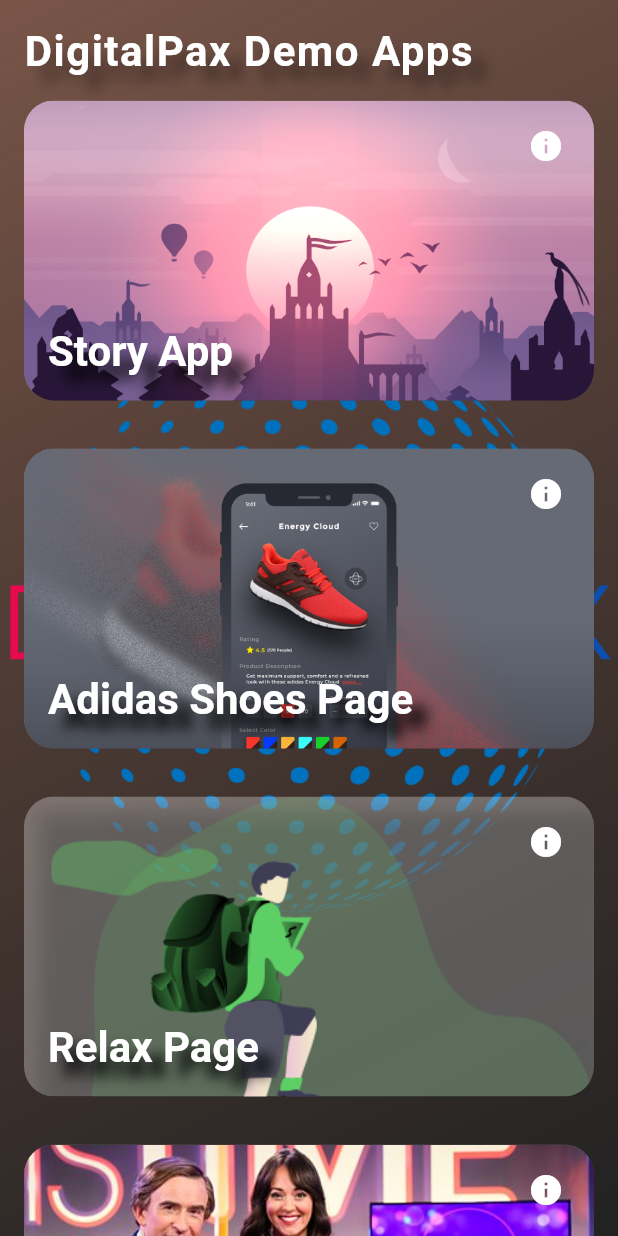
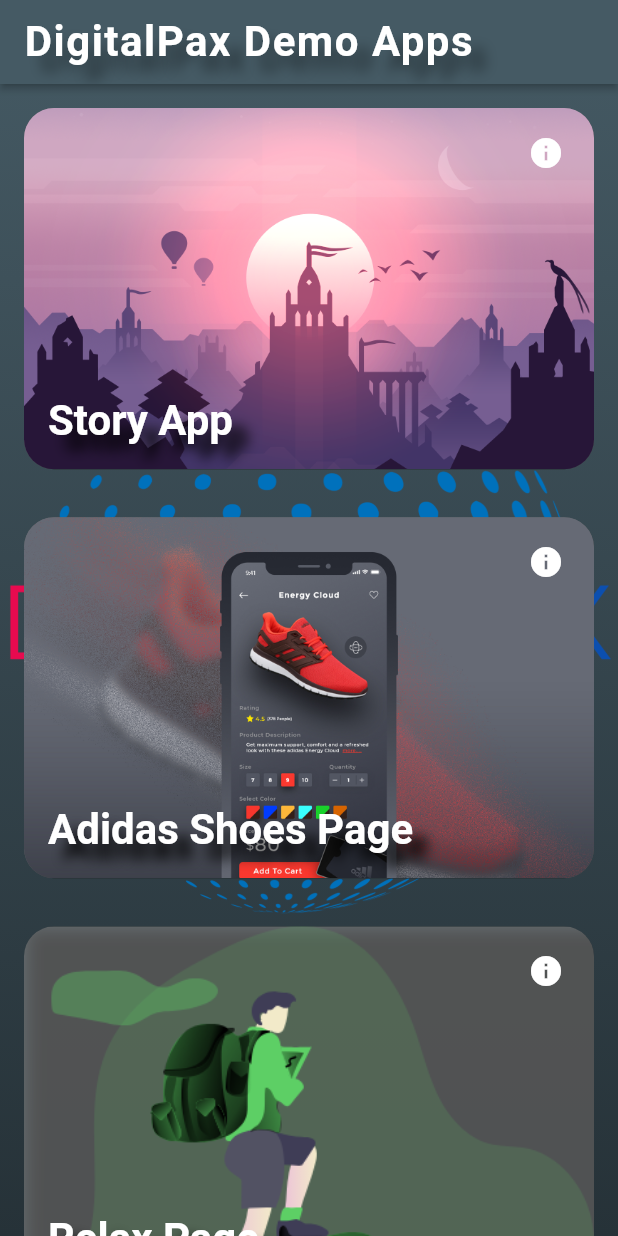
Before and after one commit to kazbeksultanov/flutter_ui_pages, a Flutter app: the screen it shows after launch, on a phone screen of 412 x 824 dp. Run offline on Flutter 3.47's test engine with Material 2 defaults, Android fonts, the phone set to English and light mode, and no system bars; missing offline and left inert: gradient_text.

Commit message:
Main page design changed

```diff
--- a/lib/main.dart
+++ b/lib/main.dart
@@ -62,23 +62,24 @@
       children: <Widget>[
         Container(
           decoration: BoxDecoration(
-            image: DecorationImage(image: AssetImage('assets/digital_pax_logo.png')),
+            image: DecorationImage(
+              image: AssetImage('assets/digital_pax_logo.png'),
+              fit: BoxFit.contain,
+            ),
             gradient: LinearGradient(
-              tileMode: TileMode.repeated,
-              begin: Alignment.topLeft,
-              end: Alignment.bottomRight,
-              colors: [Colors.brown, Colors.black87],
+              tileMode: TileMode.mirror,
+              begin: Alignment.topCenter,
+              end: Alignment.bottomCenter,
+              colors: [Colors.blueGrey[700], Colors.blueGrey[900]],
             ),
           ),
         ),
         Scaffold(
           backgroundColor: Colors.transparent,
-          body: ListView(
-            physics: BouncingScrollPhysics(),
-            children: <Widget>[
-              Container(
-                padding: EdgeInsets.only(left: 16.0, top: 18.0),
-                child: Text(
+          appBar: AppBar(
+            elevation: 2.0,
+            backgroundColor: Colors.blueGrey[700],
+            title: Text(
               'DigitalPax Demo Apps',
               style: TextStyle(
                 color: Colors.white,
@@ -95,13 +96,16 @@
               ),
             ),
           ),
+          body: ListView(
+            physics: BouncingScrollPhysics(),
+            children: <Widget>[
               ListView.builder(
                   shrinkWrap: true,
                   physics: ClampingScrollPhysics(),
                   itemCount: widget.pages.length,
                   itemBuilder: (context, index) {
                     return Padding(
-                      padding: const EdgeInsets.all(16.0),
+                      padding: EdgeInsets.all(16.0),
                       child: ClipRRect(
                         borderRadius: BorderRadius.circular(20.0),
                         child: Container(
@@ -109,19 +113,24 @@
                             color: Colors.white30,
                             boxShadow: [
                               BoxShadow(
-                                color: Colors.black54,
+                                color: Colors.black87,
                                 offset: Offset(10.0, 10.0),
                                 blurRadius: 10.0,
+                                spreadRadius: 10.0,
                               ),
                             ],
                           ),
                           width: MediaQuery.of(context).size.width,
-                          height: 200.0,
+                          height: hAdaptive(200.0, context),
                           child: GestureDetector(
                             onTap: () {
-                              Navigator.of(context).push(MaterialPageRoute(builder: (context) {
+                              Navigator.of(context).push(
+                                MaterialPageRoute(
+                                  builder: (context) {
                                     return widget.pages[index].page;
-                              }));
+                                  },
+                                ),
+                              );
                             },
                             child: Stack(
                               fit: StackFit.expand,
```
Lines whose indentation alone changed are shown as unchanged.
